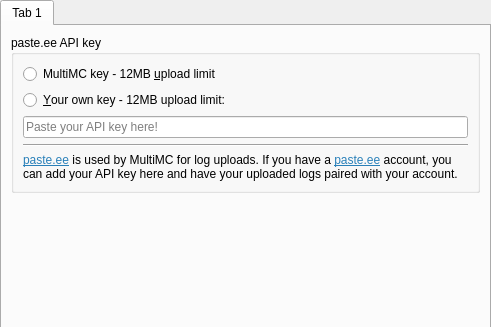
Qt form application/pages/global/PasteEEPage.ui (FreesmTeam/FreesmLauncher) before a commit; both pictures show x 0 to 491 and y 0 to 327 of the 491 by 474 pixel window.
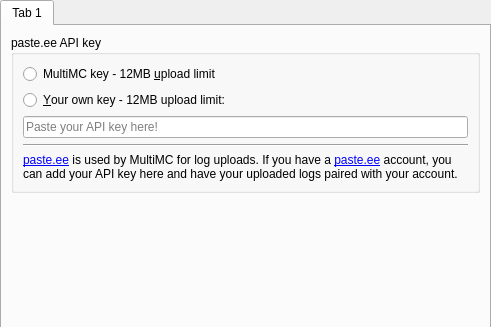
The same form after that commit.

Commit message: NOISSUE fix hardcoded link color in other places

Patch:
```diff
--- a/application/pages/global/PasteEEPage.ui
+++ b/application/pages/global/PasteEEPage.ui
@@ -79,7 +79,7 @@
           <item>
            <widget class="QLabel" name="label">
             <property name="text">
-             <string>&lt;html&gt;&lt;head/&gt;&lt;body&gt;&lt;p&gt;&lt;a href=&quot;https://paste.ee&quot;&gt;&lt;span style=&quot; text-decoration: underline; color:#2980b9;&quot;&gt;paste.ee&lt;/span&gt;&lt;/a&gt; is used by MultiMC for log uploads. If you have a &lt;a href=&quot;https://paste.ee&quot;&gt;&lt;span style=&quot; text-decoration: underline; color:#2980b9;&quot;&gt;paste.ee&lt;/span&gt;&lt;/a&gt; account, you can add your API key here and have your uploaded logs paired with your account.&lt;/p&gt;&lt;/body&gt;&lt;/html&gt;</string>
+             <string>&lt;html&gt;&lt;head/&gt;&lt;body&gt;&lt;p&gt;&lt;a href=&quot;https://paste.ee&quot;&gt;paste.ee&lt;/a&gt; is used by MultiMC for log uploads. If you have a &lt;a href=&quot;https://paste.ee&quot;&gt;paste.ee&lt;/a&gt; account, you can add your API key here and have your uploaded logs paired with your account.&lt;/p&gt;&lt;/body&gt;&lt;/html&gt;</string>
             </property>
             <property name="textFormat">
              <enum>Qt::RichText</enum>
```
Left out of the diff: 1 changed line with no effect on the pictures. The commit also changes 2 other files.
